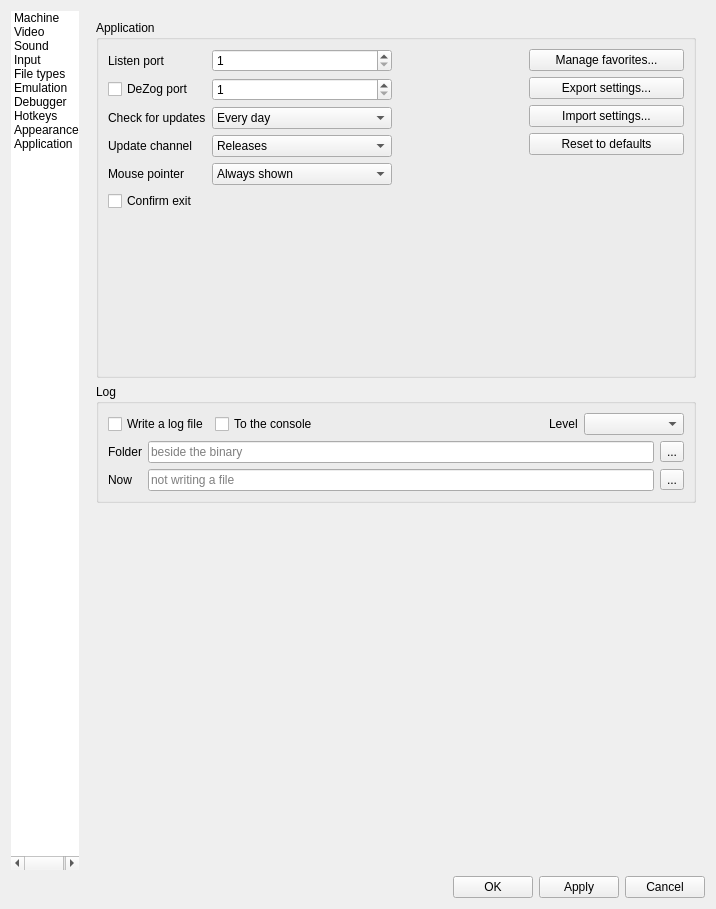
Volutar/xpeccy-plus, file ui/setupwin.ui: the form before one commit.
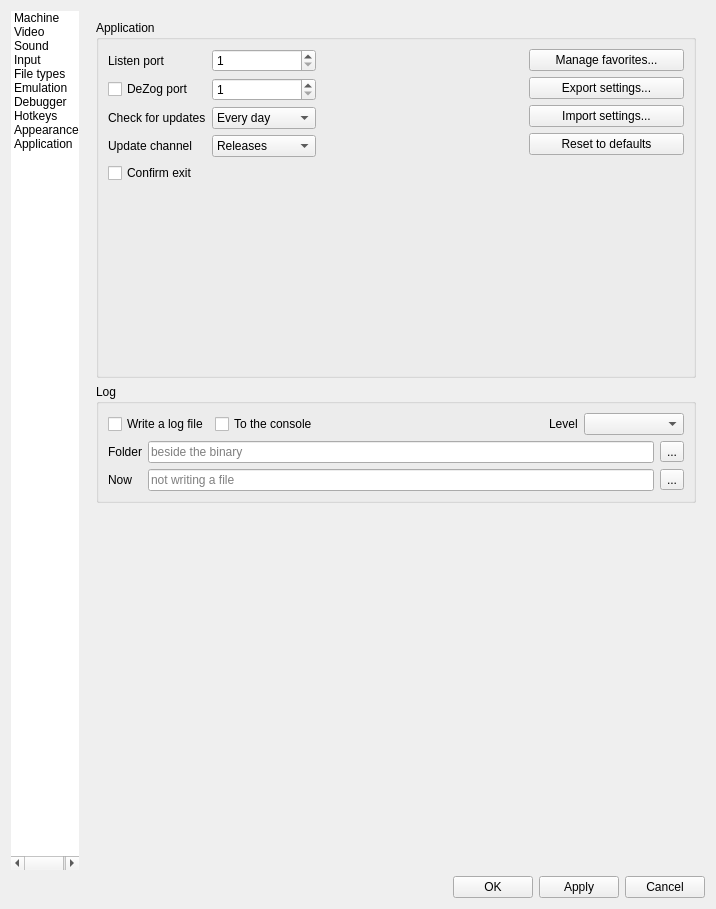
The form after the commit. The open tabs and pages were chosen to show the change. Icons and pictures are not drawn. Custom widgets are drawn as their Qt base class.

Commit message: pointer: one flag, View > Auto-Hide Pointer, on by default in a window and in fullscreen; out of Options > Application; an older pointer.hide = never reads as off

```diff
--- a/ui/setupwin.ui
+++ b/ui/setupwin.ui
@@ -4221,43 +4221,7 @@
                     </item>
                    </widget>
                   </item>
-                  <item row="5" column="0">
-                   <widget class="QLabel" name="labPtrHide">
-                    <property name="toolTip">
-                     <string>Hides the mouse pointer once it stays
-still over the picture for 2 seconds;
-a move brings it back</string>
-                    </property>
-                    <property name="text">
-                     <string>Mouse pointer</string>
-                    </property>
-                   </widget>
-                  </item>
-                  <item row="5" column="1">
-                   <widget class="QComboBox" name="cbPtrHide">
-                    <property name="toolTip">
-                     <string>Hides the mouse pointer once it stays
-still over the picture for 2 seconds;
-a move brings it back</string>
-                    </property>
-                    <item>
-                     <property name="text">
-                      <string>Always shown</string>
-                     </property>
-                    </item>
-                    <item>
-                     <property name="text">
-                      <string>Hide when idle in fullscreen</string>
-                     </property>
-                    </item>
-                    <item>
-                     <property name="text">
-                      <string>Hide when idle</string>
-                     </property>
-                    </item>
-                   </widget>
-                  </item>
-                  <item row="6" column="0" colspan="2">
+                  <item row="5" column="0" colspan="2">
                    <widget class="QCheckBox" name="cbConfexit">
                     <property name="toolTip">
                      <string>Ask before closing the emulator</string>
@@ -4298,7 +4262,7 @@
                     </property>
                    </widget>
                   </item>
-                  <item row="7" column="0" colspan="2">
+                  <item row="6" column="0" colspan="2">
                    <spacer name="verticalSpacer_appgrid">
                     <property name="orientation">
                      <enum>Qt::Vertical</enum>
```
The commit also changes 8 other files.
